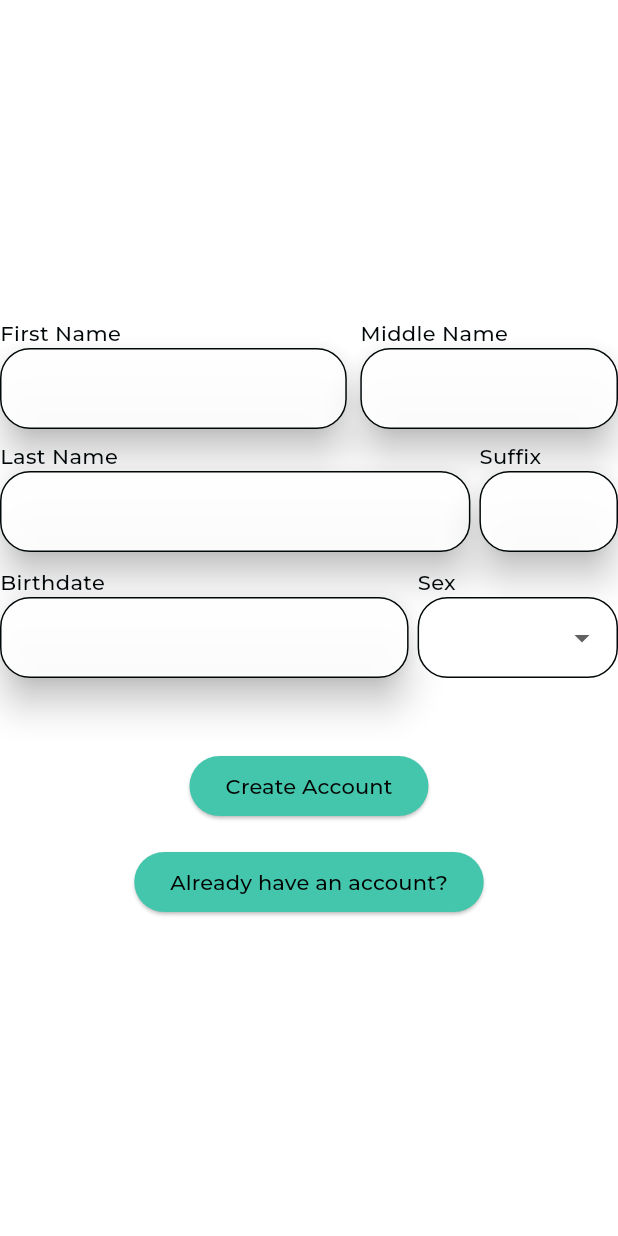
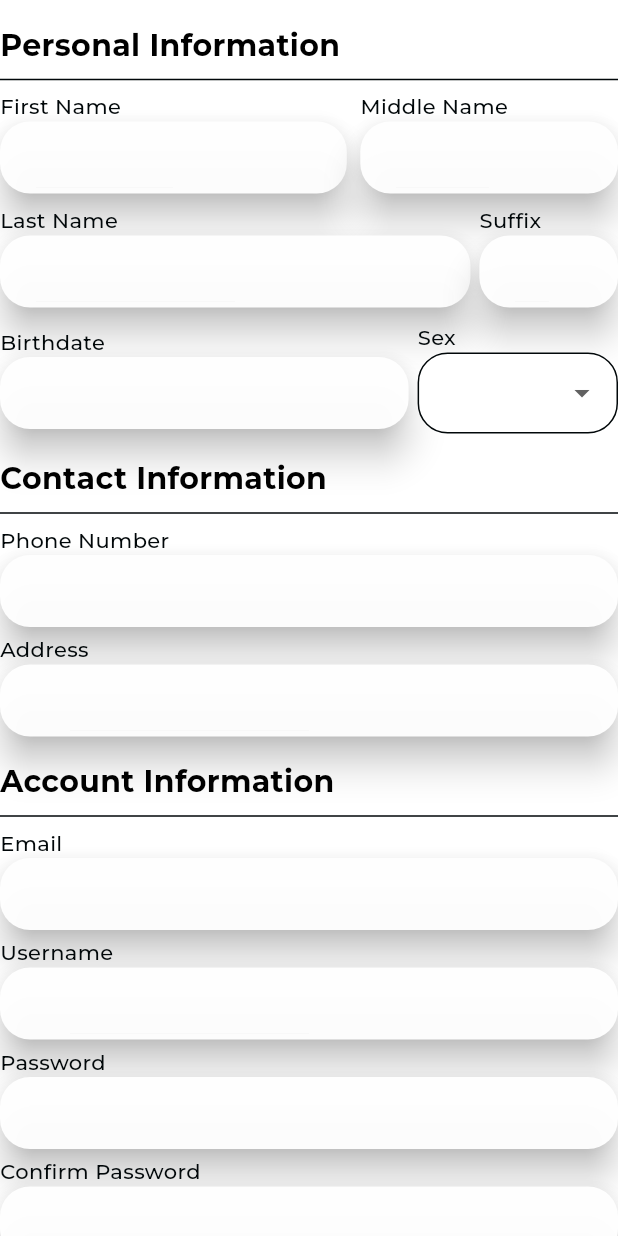
Before and after one commit to Jude310/cc206-clinic_management_system_patients, a Flutter app: the SignUpForm widget shown alone on an empty page, opened directly, on a phone screen of 412 x 824 dp. Run offline on Flutter 3.47's test engine with Material 3 defaults, Android fonts, the phone set to English and light mode, and no system bars; our stand-ins replace flutter_svg; project files that could hold a hidden picture were left out.

Commit message:
redesign sign up

```diff
--- a/lib/features/components/sign_up_form_input_widget.dart
+++ b/lib/features/components/sign_up_form_input_widget.dart
@@ -1,6 +1,3 @@
-// ignore_for_file: prefer_const_constructors
-
-
 import 'package:cc206_clinic_management_website_patients/theme/color_theme.dart';
 import 'package:flutter/material.dart';
 
@@ -47,8 +44,8 @@ class _SignUpFormInputWidgetState extends State<SignUpFormInputWidget> {
   @override
   void dispose() {
     // Clean up the focus node when the Form is disposed.
+    super.dispose();
     _focusNode.dispose();
-    super.dispose();
   }
 
   @override
@@ -69,9 +66,10 @@ class _SignUpFormInputWidgetState extends State<SignUpFormInputWidget> {
         ),
         Material(
           color: Colors.transparent,
-          borderRadius: BorderRadius.all(Radius.circular(20.0)),
+          borderRadius: const BorderRadius.all(Radius.circular(20.0)),
           elevation: 10.0,
           child: TextFormField(
+
             readOnly: widget.readOnly,
             onTap: widget.onTap,
             focusNode: _focusNode,
@@ -83,13 +81,17 @@ class _SignUpFormInputWidgetState extends State<SignUpFormInputWidget> {
               filled: true,
               fillColor: Colors.white.withOpacity(0.95),
               contentPadding:
-                  EdgeInsets.symmetric(vertical: 15.0, horizontal: 20),
-              border: OutlineInputBorder(
+                  const EdgeInsets.symmetric(vertical: 10.0, horizontal: 20),
+              border: const OutlineInputBorder(
+                borderSide: BorderSide.none,
                 borderRadius: BorderRadius.all(Radius.circular(20.0)),
               ),
+              focusedBorder: OutlineInputBorder(
+                  borderSide: BorderSide(width: 2, color: colorScheme1.primary),
+                  borderRadius: BorderRadius.all(Radius.circular(20.0))),
               prefixIcon: widget.prefixIcon != null
                   ? Padding(
-                      padding: EdgeInsets.only(left: 16.0, right: 10.0),
+                      padding: const EdgeInsets.only(left: 16.0, right: 10.0),
                       child:
                           Icon(widget.prefixIcon, color: colorScheme1.primary),
                     )
--- a/lib/features/sign_up/sign_up.dart
+++ b/lib/features/sign_up/sign_up.dart
@@ -1,5 +1,3 @@
-// ignore_for_file: prefer_const_constructors
-
 import 'package:cc206_clinic_management_website_patients/features/log_in/log_in_page.dart';
 import 'package:cc206_clinic_management_website_patients/theme/color_theme.dart';
 import 'package:flutter/material.dart';
@@ -18,29 +16,31 @@ class SignUp extends StatelessWidget {
               fit: BoxFit.cover,
             )),
         Scaffold(
+          appBar: AppBar(
+            shadowColor: Colors.transparent,
             backgroundColor: Colors.transparent,
-          body: Padding(
-            padding: EdgeInsets.all(36.0),
+            title: Text(
+              'Sign Up',
+              style: TextStyle(fontWeight: FontWeight.bold, fontSize: 20),
+            ),
+          ),
+          backgroundColor: Colors.transparent,
+          body: SingleChildScrollView(
+            child: Padding(
+              padding: const EdgeInsets.fromLTRB(36.0, 0, 36.0, 36.0),
               child: Center(
-                child: SingleChildScrollView(
                 child: Column(
                   children: [
-                  SvgPicture.asset(
-                    'logo/logo_1.svg',
-                    width: 150,
-                  ),
-                  Align(
-                    alignment: Alignment.center,
-                    child: Text(
-                      'Let\'s get you set up!',
-                      style:
-                          TextStyle(fontWeight: FontWeight.bold, fontSize: 20),
+                    // SvgPicture.asset(
+                    //   'logo/logo_1.svg',
+                    //   width: 150,
+                    // ),
+
+                    const SignUpForm()
+                  ],
                 ),
               ),
-                  SignUpForm()
-                ],
             ),
-            )),
           ),
         ),
       ],
@@ -65,6 +65,13 @@ class _SignUpFormState extends State<SignUpForm> {
   final TextEditingController _lastNameController = TextEditingController();
   final TextEditingController _suffixController = TextEditingController();
   final TextEditingController _birthdateController = TextEditingController();
+  final TextEditingController _emailController = TextEditingController();
+  final TextEditingController _usernameController = TextEditingController();
+  final TextEditingController _phoneController = TextEditingController();
+  final TextEditingController _addressController = TextEditingController();
+  final TextEditingController _passwordController = TextEditingController();
+  final TextEditingController _confirmPasswordController =
+      TextEditingController();
   String _sexController = 'Male';
 
   Future<void> _selectDate() async {
@@ -87,9 +94,17 @@ class _SignUpFormState extends State<SignUpForm> {
       return Form(
         key: _formKey,
         child: Column(
-          mainAxisAlignment: MainAxisAlignment.center,
+          mainAxisAlignment: MainAxisAlignment.start,
+          crossAxisAlignment: CrossAxisAlignment.start,
           children: <Widget>[
-            SizedBox(height: 16.0),
+            const SizedBox(height: 16.0),
+            Text('Personal Information',
+                textAlign: TextAlign.left,
+                style: TextStyle(
+                    fontWeight: FontWeight.bold,
+                    fontSize: 20,
+                    color: Colors.black)),
+            Divider(),
             Row(
               children: [
                 SizedBox(
@@ -99,7 +114,7 @@ class _SignUpFormState extends State<SignUpForm> {
                     controller: _firstNameController,
                   ),
                 ),
-                SizedBox(width: 9.0),
+                const SizedBox(width: 9.0),
                 Flexible(
                   child: SignUpFormInputWidget(
                     label: 'Middle Name',
@@ -108,7 +123,7 @@ class _SignUpFormState extends State<SignUpForm> {
                 ),
               ],
             ),
-            SizedBox(height: 8.0),
+            const SizedBox(height: 8.0),
             Row(
               children: [
                 SizedBox(
@@ -118,7 +133,7 @@ class _SignUpFormState extends State<SignUpForm> {
                     controller: _lastNameController,
                   ),
                 ),
-                SizedBox(width: 6.0),
+                const SizedBox(width: 6.0),
                 Flexible(
                   child: SignUpFormInputWidget(
                     label: 'Suffix',
@@ -127,7 +142,7 @@ class _SignUpFormState extends State<SignUpForm> {
                 ),
               ],
             ),
-            SizedBox(height: 10.0),
+            const SizedBox(height: 10.0),
             Row(
               children: [
                 SizedBox(
@@ -142,7 +157,7 @@ class _SignUpFormState extends State<SignUpForm> {
                     },
                   ),
                 ),
-                SizedBox(width: 6.0),
+                const SizedBox(width: 6.0),
                 Flexible(
                   child: SignUpDropDownFormField(
                     label: 'Sex',
@@ -151,16 +166,72 @@ class _SignUpFormState extends State<SignUpForm> {
                 ),
               ],
             ),
-            SizedBox(height: 16.0),
-            SizedBox(height: 16.0),
+            const SizedBox(height: 16.0),
+            Text('Contact Information',
+                textAlign: TextAlign.left,
+                style: TextStyle(
+                    fontWeight: FontWeight.bold,
+                    fontSize: 20,
+                    color: Colors.black)),
+            Divider(),
+            SizedBox(
+              width: constraints.maxWidth,
+              child: SignUpFormInputWidget(
+                label: 'Phone Number',
+                controller: _phoneController,
+              ),
+            ),
+            const SizedBox(height: 5.0),
+            SizedBox(
+              width: constraints.maxWidth,
+              child: SignUpFormInputWidget(
+                label: 'Address',
+                controller: _addressController,
+              ),
+            ),
+            const SizedBox(height: 16.0),
+            Text('Account Information',
+                textAlign: TextAlign.left,
+                style: TextStyle(
+                    fontWeight: FontWeight.bold,
+                    fontSize: 20,
+                    color: Colors.black)),
+            Divider(),
+            SizedBox(
+              width: constraints.maxWidth,
+              child: SignUpFormInputWidget(
+                label: 'Email',
+                controller: _emailController,
+              ),
+            ),
+            const SizedBox(height: 5.0),
+            SizedBox(
+              width: constraints.maxWidth,
+              child: SignUpFormInputWidget(
+                label: 'Username',
+                controller: _usernameController,
+              ),
+            ),
+            const SizedBox(height: 5.0),
+            SizedBox(
+              width: constraints.maxWidth,
+              child: SignUpFormInputWidget(
+                label: 'Password',
+                controller: _passwordController,
+              ),
+            ),
+            const SizedBox(height: 5.0),
+            SizedBox(
+              width: constraints.maxWidth,
+              child: SignUpFormInputWidget(
+                label: 'Confirm Password',
+                controller: _confirmPasswordController,
+              ),
+            ),
+            const SizedBox(height: 16.0),
             Align(
-              alignment: Alignment.centerLeft,
-            ),
-            SizedBox(height: 16.0),
-            Column(
-              mainAxisAlignment: MainAxisAlignment.center,
-              children: [
-                ElevatedButton(
+              alignment: Alignment.centerRight,
+              child: ElevatedButton(
                 onPressed: () {
                   Navigator.push(
                     context,
@@ -173,27 +244,11 @@ class _SignUpFormState extends State<SignUpForm> {
                   backgroundColor: Color(0xFF43C6AC),
                   foregroundColor: Colors.black,
                 ),
-                  child: Text("Create Account"),
+                child: const Text("Create Account", style: TextStyle(fontWeight: FontWeight.bold ),),
               ),
-                SizedBox(height: 16.0),
-                ElevatedButton(
-                  onPressed: () {
-                    Navigator.push(
-                      context,
-                      MaterialPageRoute(
-                        builder: (context) => LogInPage(),
             ),
-                    );
-                  },
-                  style: ElevatedButton.styleFrom(
-                    backgroundColor: Color(0xFF43C6AC),
-                    foregroundColor: Colors.black,
-                  ),
-                  child: Text("Already have an account?"),
-                ),
-              ],
-            ),
-            SizedBox(height: 16.0),
+            const SizedBox(height: 16.0),
+            const SizedBox(height: 16.0),
           ],
         ),
       );
@@ -254,8 +309,8 @@ class _SignUpDropDownFormFieldState extends State<SignUpDropDownFormField> {
             filled: true,
             fillColor: Colors.white.withOpacity(0.95),
             contentPadding:
-                EdgeInsets.symmetric(vertical: 15.0, horizontal: 20),
-            border: OutlineInputBorder(
+                const EdgeInsets.symmetric(vertical: 15.0, horizontal: 20),
+            border: const OutlineInputBorder(
               borderRadius: BorderRadius.all(Radius.circular(20.0)),
             ),
           ),
```
Lines whose indentation alone changed are shown as unchanged.
